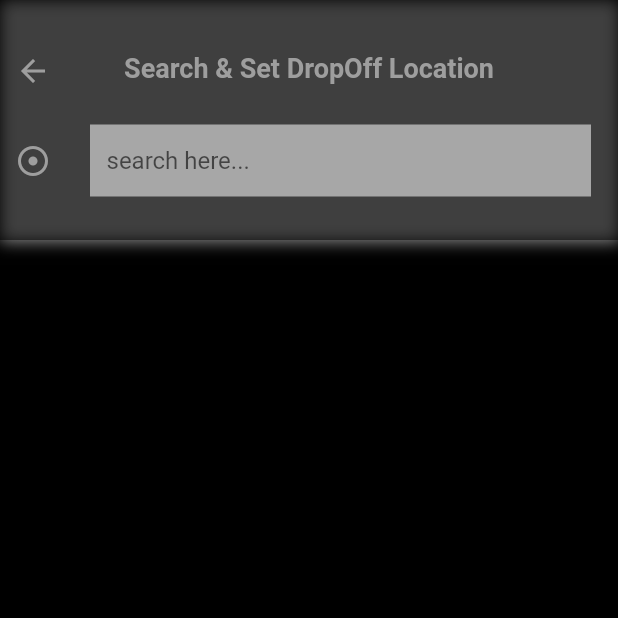
After one commit to hfhadi/lokaluser, a Flutter app: the SearchPlacesScreen screen opened directly, on a phone screen of 412 x 824 dp, the top half of it. The commit adds this screen. Run offline on Flutter 3.47's test engine with Material 2 defaults, Android fonts, the phone set to English and light mode, and no system bars; our stand-ins replace firebase_auth, firebase_core, firebase_database, fluttertoast, geolocator, google_maps_flutter; accounts and stored records are empty.

Commit message:
add files update files ---------------- finish section 52

```diff
--- a/lib/global/map_key.dart
+++ b/lib/global/map_key.dart
@@ -1 +1 @@
-String mapKey = "AIzaSyAPUUDcMdPvS0hL3KmOkF03S771SS1uamU";
+String mapKey = "AIzaSyCNUi_diHn9j-5e7qiZsJyzX-OCnDVFEcY";
--- a/lib/main.dart
+++ b/lib/main.dart
@@ -1,11 +1,15 @@
 import 'package:firebase_core/firebase_core.dart';
 import 'package:flutter/material.dart';
+import 'package:lokaluser/InfoHandler/app_info.dart';
 import 'package:lokaluser/splashScreen/splash_screen.dart';
+import 'package:provider/provider.dart';
 
+/*
 void main() async {
   WidgetsFlutterBinding.ensureInitialized();
   await Firebase.initializeApp(
-      /*  options: const FirebaseOptions(
+      */
+/*  options: const FirebaseOptions(
         apiKey: "AIzaSyDbkI8uwv1xVSlIVV3I2dILxs9-foMdNgY",
         authDomain: "geetaxi-15c74.firebaseapp.com",
         databaseURL: "https://geetaxi-15c74.firebaseio.com",
@@ -13,6 +17,8 @@ void main() async {
         storageBucket: "geetaxi-15c74.appspot.com",
         messagingSenderId: "242720635019",
         appId: "1:242720635019:web:c2781e12c5e3b516363c8e"),*/
+/*
+
       );
 
   runApp(
@@ -59,3 +65,56 @@ class _MyAppState extends State<MyApp> {
     );
   }
 }
+*/
+
+void main() async {
+  WidgetsFlutterBinding.ensureInitialized();
+  await Firebase.initializeApp();
+
+  runApp(
+    MyApp(
+      child: ChangeNotifierProvider(
+        create: ((context) => AppInfo()),
+        child: MaterialApp(
+          title: 'Drivers App',
+          theme: ThemeData(
+            primarySwatch: Colors.blue,
+          ),
+          home: const MySplashScreen(),
+          debugShowCheckedModeBanner: false,
+        ),
+      ),
+    ),
+  );
+}
+
+class MyApp extends StatefulWidget {
+  final Widget? child;
+
+  MyApp({this.child});
+
+  static void restartApp(BuildContext context) {
+    context.findAncestorStateOfType<_MyAppState>()!.restartApp();
+  }
+
+  @override
+  _MyAppState createState() => _MyAppState();
+}
+
+class _MyAppState extends State<MyApp> {
+  Key key = UniqueKey();
+
+  void restartApp() {
+    setState(() {
+      key = UniqueKey();
+    });
+  }
+
+  @override
+  Widget build(BuildContext context) {
+    return KeyedSubtree(
+      key: key,
+      child: widget.child!,
+    );
+  }
+}
--- /dev/null
+++ b/lib/mainScreens/search_places_screen.dart
@@ -0,0 +1,159 @@
+import 'package:flutter/material.dart';
+import 'package:lokaluser/assistants/request_assistant.dart';
+import 'package:lokaluser/global/map_key.dart';
+import 'package:lokaluser/models/predicted_places.dart';
+import 'package:lokaluser/widgets/place_prediction_tile.dart';
+
+class SearchPlacesScreen extends StatefulWidget {
+  @override
+  _SearchPlacesScreenState createState() => _SearchPlacesScreenState();
+}
+
+class _SearchPlacesScreenState extends State<SearchPlacesScreen> {
+  List<PredictedPlaces> placesPredictedList = [];
+
+  void findPlaceAutoCompleteSearch(String inputText) async {
+    if (inputText.length > 1) //2 or more than 2 input characters
+    {
+      String urlAutoCompleteSearch =
+          "https://maps.googleapis.com/maps/api/place/autocomplete/json?input=$inputText&key=$mapKey&components=country:IQ";
+
+      var responseAutoCompleteSearch =
+          await RequestAssistant.receiveRequest(urlAutoCompleteSearch);
+
+      if (responseAutoCompleteSearch ==
+          "Error Occurred, Failed. No Response.") {
+        return;
+      }
+
+      if (responseAutoCompleteSearch["status"] == "OK") {
+        var placePredictions = responseAutoCompleteSearch["predictions"];
+
+        var placePredictionsList = (placePredictions as List)
+            .map((jsonData) => PredictedPlaces.fromJson(jsonData))
+            .toList();
+
+        setState(() {
+          placesPredictedList = placePredictionsList;
+        });
+      }
+    }
+  }
+
+  @override
+  Widget build(BuildContext context) {
+    return SafeArea(
+      child: Scaffold(
+        backgroundColor: Colors.black,
+        body: Column(
+          children: [
+            //search place ui
+            Container(
+              height: 160,
+              decoration: const BoxDecoration(
+                color: Colors.black54,
+                boxShadow: [
+                  BoxShadow(
+                    color: Colors.white54,
+                    blurRadius: 8,
+                    spreadRadius: 0.5,
+                    offset: Offset(
+                      0.7,
+                      0.7,
+                    ),
+                  ),
+                ],
+              ),
+              child: Padding(
+                padding: const EdgeInsets.all(10.0),
+                child: Column(
+                  children: [
+                    const SizedBox(height: 25.0),
+                    Stack(
+                      children: [
+                        GestureDetector(
+                          onTap: () {
+                            Navigator.pop(context);
+                          },
+                          child: const Icon(
+                            Icons.arrow_back,
+                            color: Colors.grey,
+                          ),
+                        ),
+                        const Center(
+                          child: Text(
+                            "Search & Set DropOff Location",
+                            style: TextStyle(
+                              fontSize: 18.0,
+                              color: Colors.grey,
+                              fontWeight: FontWeight.bold,
+                            ),
+                          ),
+                        ),
+                      ],
+                    ),
+                    const SizedBox(height: 16.0),
+                    Row(
+                      children: [
+                        const Icon(
+                          Icons.adjust_sharp,
+                          color: Colors.grey,
+                        ),
+                        const SizedBox(
+                          width: 18.0,
+                        ),
+                        Expanded(
+                          child: Padding(
+                            padding: const EdgeInsets.all(8.0),
+                            child: TextField(
+                              onChanged: (valueTyped) {
+                                findPlaceAutoCompleteSearch(valueTyped);
+                              },
+                              decoration: const InputDecoration(
+                                hintText: "search here...",
+                                fillColor: Colors.white54,
+                                filled: true,
+                                border: InputBorder.none,
+                                contentPadding: EdgeInsets.only(
+                                  left: 11.0,
+                                  top: 8.0,
+                                  bottom: 8.0,
+                                ),
+                              ),
+                            ),
+                          ),
+                        ),
+                      ],
+                    ),
+                  ],
+                ),
+              ),
+            ),
+
+            //display place predictions result
+            (placesPredictedList.isNotEmpty)
+                ? Expanded(
+                    child: ListView.separated(
+                      itemCount: placesPredictedList.length,
+                      physics: ClampingScrollPhysics(),
+                      itemBuilder: (context, index) {
+                        return PlacePredictionTileDesign(
+                          predictedPlaces: placesPredictedList[index],
+                        );
+                      },
+                      separatorBuilder: (BuildContext context, int index) {
+                        return const Divider(
+                          height: 1,
+                          color: Colors.white,
+                          thickness: 1,
+                        );
+                      },
+                    ),
+                  )
+                : Container(),
+          ],
+        ),
+      ),
+    );
+  }
+}
--- /dev/null
+++ b/lib/models/predicted_places.dart
@@ -0,0 +1,19 @@
+class PredictedPlaces
+{
+  String? place_id;
+  String? main_text;
+  String? secondary_text;
+
+  PredictedPlaces({
+    this.place_id,
+    this.main_text,
+    this.secondary_text,
+  });
+
+  PredictedPlaces.fromJson(Map<String, dynamic> jsonData)
+  {
+    place_id = jsonData["place_id"];
+    main_text = jsonData["structured_formatting"]["main_text"];
+    secondary_text = jsonData["structured_formatting"]["secondary_text"];
+  }
+}
--- a/lib/splashScreen/splash_screen.dart
+++ b/lib/splashScreen/splash_screen.dart
@@ -20,7 +20,7 @@ class _MySplashScreenState extends State<MySplashScreen> {
         : null;
 
     Timer(const Duration(seconds: 3), () async {
-      if (await fAuth.currentUser != null) {
+      if (fAuth.currentUser != null) {
         currentFirebaseUser = fAuth.currentUser;
         Navigator.push(
             context, MaterialPageRoute(builder: (c) => MainScreen()));
--- a/pubspec.yaml
+++ b/pubspec.yaml
@@ -42,6 +42,8 @@ dependencies:
   geolocator: ^8.2.0
   google_maps_flutter:
   google_maps_flutter_web:
+  http: ^0.13.4
+  provider:
 
 dev_dependencies:
   change_app_package_name: ^1.0.0
```
Also changed, not shown: lib/InfoHandler/app_info.dart (added, +17 -0 lines), lib/assistants/assistant_methods.dart (+32 -1 lines), lib/assistants/request_assistant.dart (added, +24 -0 lines), lib/mainScreens/main_screen.dart (+38 -3 lines), lib/models/directions.dart (added, +13 -0 lines), lib/widgets/place_prediction_tile.dart (added, +109 -0 lines), pubspec.lock, 20 other files.
